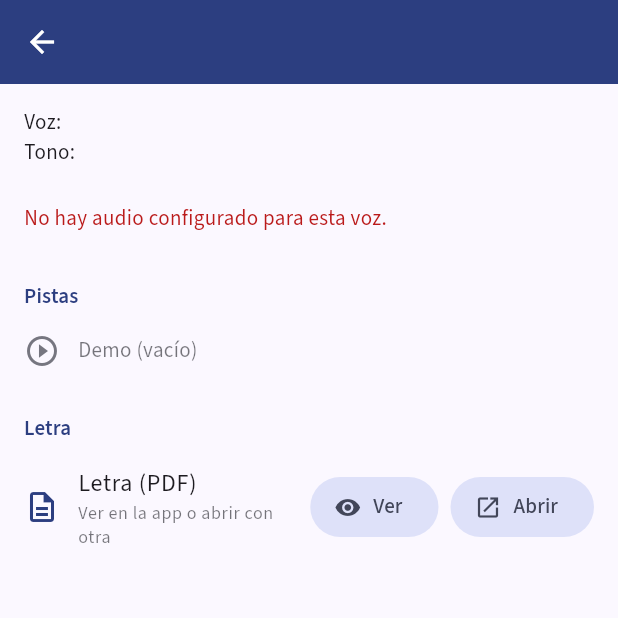
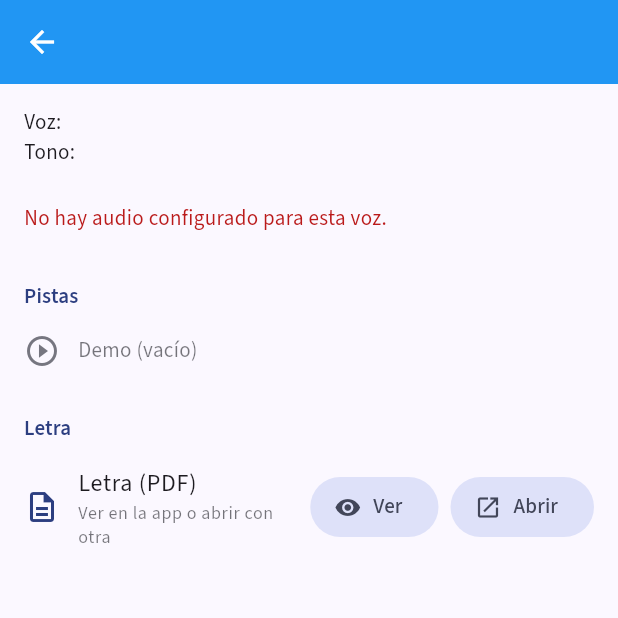
Before and after one commit to operonte/coroapp, a Flutter app: the SongDetailScreen screen opened directly with empty values, on a phone screen of 412 x 824 dp, the top half of it. Run offline on Flutter 3.47's test engine with Material 3 defaults, Android fonts, the phone set to English and light mode, and no system bars; our stand-ins replace cloud_firestore, file_picker, firebase_auth, firebase_core, firebase_storage, flutter_riverpod and 7 more; accounts and stored records are empty.

Commit message:
v0.1.7: 5 voces principales + colores dinámicos por tipo de voz
- Agregada 'primera_voz' como 5ta voz principal (movida de instrumentos)
- Implementados colores dinámicos en AppBar según tipo de voz:
  * Primera voz: Celeste (#03A9F4)
  * Tenor: Azul actual (#2196F3)
  * Bajo: Café (#795548)
  * Contralto: Morado claro (#CE93D8)
  * Soprano: Rosado (#F48FB1)
- Actualizada SongDetailScreen con AppBar dinámico
- Actualizado HomeShell con colores según voz del usuario
- Mejorada UI en ProfileSetupScreen con etiquetas correctas
- Actualizado onboarding para incluir 'primera voz'
- Configurada detección de lenguaje: Dart como principal
- Agregada APK v0.1.7 con todas las mejoras

```diff
--- a/lib/core/constants/track_types.dart
+++ b/lib/core/constants/track_types.dart
@@ -1,9 +1,12 @@
+import 'package:flutter/material.dart';
+
 // Tipos de pista: voces, instrumentos y demo.
 // Las voces e instrumentos solo se muestran si la canción los usa.
 // La pista "demo" siempre se muestra (para fomentar completarla).
 
-/// Claves de las 4 voces.
+/// Claves de las 5 voces.
 const List<String> kVoiceTrackKeys = [
+  'primera_voz',
   'tenor',
   'bajo',
   'contralto',
@@ -16,7 +19,6 @@ const List<String> kInstrumentTrackKeys = [
   'guitarra',
   'bajo_instrumental',
   'teclado',
-  'primera_voz',
 ];
 
 /// Clave de la pista demo. Siempre visible.
@@ -32,6 +34,8 @@ List<String> get allTrackKeys => [
 /// Etiqueta visible para cada clave de pista.
 String trackKeyToLabel(String key) {
   switch (key) {
+    case 'primera_voz':
+      return 'Primera voz';
     case 'tenor':
       return 'Tenor';
     case 'bajo':
@@ -48,12 +52,28 @@ String trackKeyToLabel(String key) {
       return 'Bajo (instrumento)';
     case 'teclado':
       return 'Teclado';
-    case 'primera_voz':
-      return 'Primera voz';
     case 'demo':
       return 'Demo';
     default:
       return key;
+  }
+}
+
+/// Color de AppBar para cada tipo de voz.
+Color getAppBarColor(String voice) {
+  switch (voice) {
+    case 'primera_voz':
+      return const Color(0xFF03A9F4); // Celeste
+    case 'tenor':
+      return const Color(0xFF2196F3); // Azul actual
+    case 'bajo':
+      return const Color(0xFF795548); // Café
+    case 'contralto':
+      return const Color(0xFFCE93D8); // Morado claro
+    case 'soprano':
+      return const Color(0xFFF48FB1); // Rosado
+    default:
+      return const Color(0xFF2196F3); // Azul por defecto
   }
 }
 
--- a/lib/core/models/app_user.dart
+++ b/lib/core/models/app_user.dart
@@ -15,7 +15,7 @@ class AppUser {
   final String? photoUrl;
   final String role; // 'admin_coro' | 'miembro'
   final String? choirId;
-  final String? voice; // 'tenor' | 'bajo' | 'contralto' | 'soprano' | etc.
+  final String? voice; // 'primera_voz' | 'tenor' | 'bajo' | 'contralto' | 'soprano' | etc.
 
   factory AppUser.fromMap(String id, Map<String, dynamic> data) {
     return AppUser(
--- a/lib/features/home/home_shell.dart
+++ b/lib/features/home/home_shell.dart
@@ -1,6 +1,7 @@
 import 'package:flutter/material.dart';
 import 'package:flutter_riverpod/flutter_riverpod.dart';
 
+import '../../core/constants/track_types.dart';
 import '../../core/providers.dart';
 import '../settings/settings_screen.dart';
 import '../songs/create_song_screen.dart';
@@ -35,6 +36,7 @@ class HomeShell extends ConsumerWidget {
 
         return Scaffold(
           appBar: AppBar(
+            backgroundColor: getAppBarColor(user.voice ?? ''),
             title: Text('CoroApp · ${(user.voice ?? '').toUpperCase()}'),
             actions: [
               IconButton(
--- a/lib/features/onboarding/onboarding_screen.dart
+++ b/lib/features/onboarding/onboarding_screen.dart
@@ -40,7 +40,7 @@ class _OnboardingScreenState extends State<OnboardingScreen> {
     {
       'icon': Icons.people_rounded,
       'title': 'Elige tu coro y voz',
-      'subtitle': 'Selecciona tu coro e indica tu tipo de voz: tenor, bajo, contralto o soprano.',
+      'subtitle': 'Selecciona tu coro e indica tu tipo de voz: primera voz, tenor, bajo, contralto o soprano.',
     },
     {
       'icon': Icons.play_circle_outline_rounded,
--- a/lib/features/profile/profile_setup_screen.dart
+++ b/lib/features/profile/profile_setup_screen.dart
@@ -1,6 +1,7 @@
 import 'package:flutter/material.dart';
 import 'package:flutter_riverpod/flutter_riverpod.dart';
 
+import '../../core/constants/track_types.dart';
 import '../../core/providers.dart';
 
 class ProfileSetupScreen extends ConsumerStatefulWidget {
@@ -16,7 +17,7 @@ class _ProfileSetupScreenState extends ConsumerState<ProfileSetupScreen> {
   String? _selectedVoice;
   bool _saving = false;
 
-  final _voices = const ['tenor', 'bajo', 'contralto', 'soprano'];
+  final _voices = const ['primera_voz', 'tenor', 'bajo', 'contralto', 'soprano'];
 
   @override
   Widget build(BuildContext context) {
@@ -68,7 +69,7 @@ class _ProfileSetupScreenState extends ConsumerState<ProfileSetupScreen> {
                   children: _voices.map((voice) {
                     final selected = _selectedVoice == voice;
                     return ChoiceChip(
-                      label: Text(voice),
+                      label: Text(trackKeyToLabel(voice)),
                       selected: selected,
                       onSelected: (_) {
                         setState(() {
--- a/lib/features/songs/song_detail_screen.dart
+++ b/lib/features/songs/song_detail_screen.dart
@@ -250,6 +250,7 @@ class _SongDetailScreenState extends ConsumerState<SongDetailScreen> {
 
     return Scaffold(
       appBar: AppBar(
+        backgroundColor: getAppBarColor(voice),
         title: Text(song.title),
         actions: [
           if (isAdmin)
```
Also changed, not shown: 2 other files.
